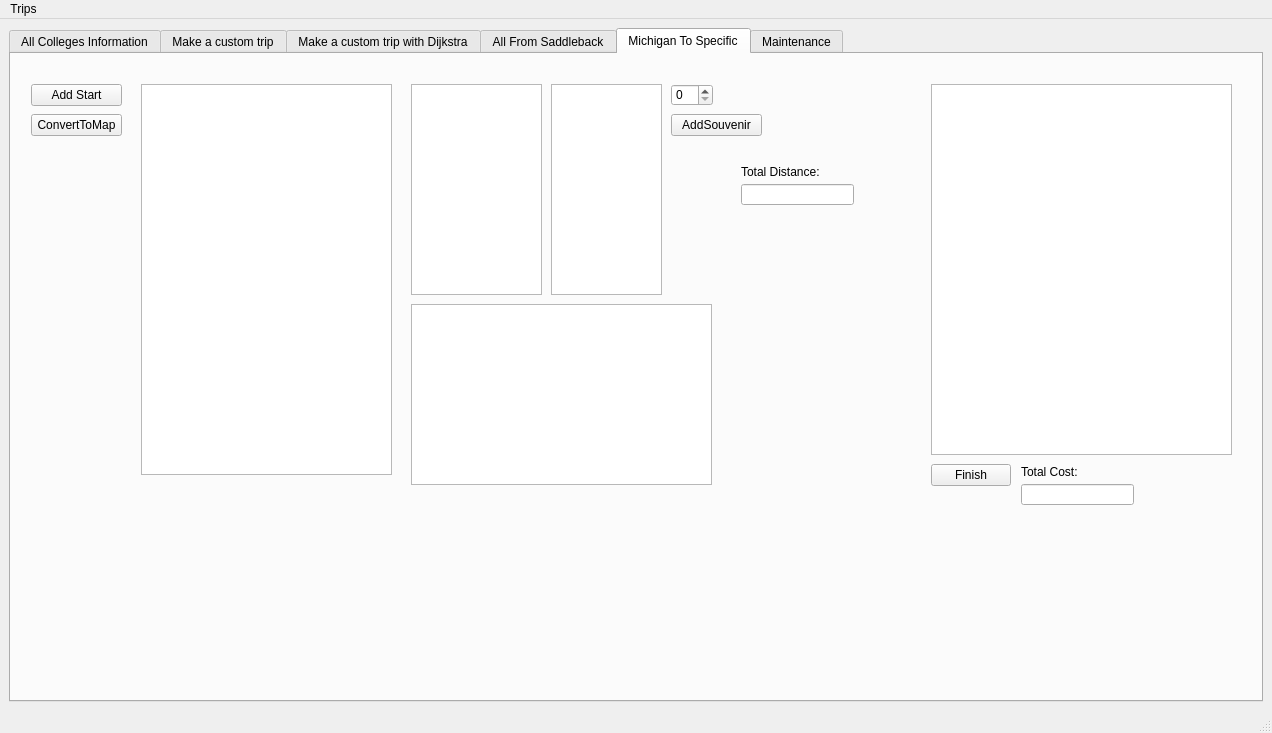
The window that CS1D-Group-Project-2-main/CollegeTouring/mainwindow.ui (Savant-sys/College-Touring) describes before a commit, drawn with Qt 5.
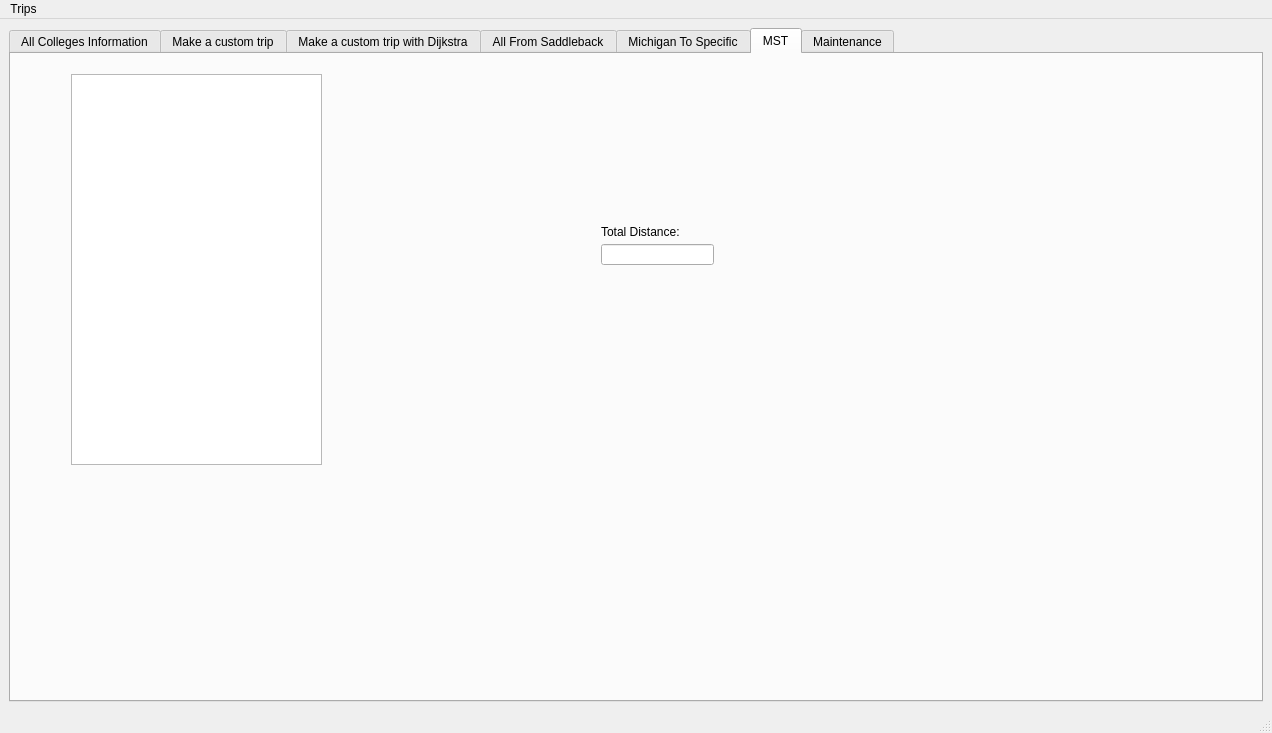
The same window after the commit.

```diff
--- a/CS1D-Group-Project-2-main/CollegeTouring/mainwindow.ui
+++ b/CS1D-Group-Project-2-main/CollegeTouring/mainwindow.ui
@@ -18,7 +18,7 @@
     <item row="0" column="0">
      <widget class="QTabWidget" name="tabWidget">
       <property name="currentIndex">
-       <number>4</number>
+       <number>5</number>
       </property>
       <widget class="QWidget" name="tab">
        <attribute name="title">
@@ -789,6 +789,44 @@
         </property>
        </widget>
       </widget>
+      <widget class="QWidget" name="tab_5">
+       <attribute name="title">
+        <string>MST</string>
+       </attribute>
+       <widget class="QTableWidget" name="MSTLIST">
+        <property name="geometry">
+         <rect>
+          <x>60</x>
+          <y>20</y>
+          <width>251</width>
+          <height>391</height>
+         </rect>
+        </property>
+       </widget>
+       <widget class="QLineEdit" name="TotalDistMST">
+        <property name="geometry">
+         <rect>
+          <x>590</x>
+          <y>190</y>
+          <width>113</width>
+          <height>21</height>
+         </rect>
+        </property>
+       </widget>
+       <widget class="QLabel" name="label_10">
+        <property name="geometry">
+         <rect>
+          <x>590</x>
+          <y>170</y>
+          <width>101</width>
+          <height>16</height>
+         </rect>
+        </property>
+        <property name="text">
+         <string>Total Distance:</string>
+        </property>
+       </widget>
+      </widget>
       <widget class="QWidget" name="tab_3">
        <attribute name="title">
         <string>Maintenance</string>
```
